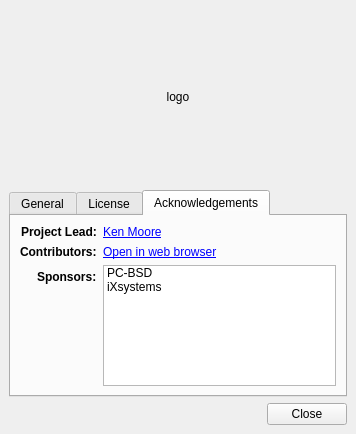
lumina-desktop/lumina, file src-qt5/core/lumina-info/MainUI.ui: the form before one commit.
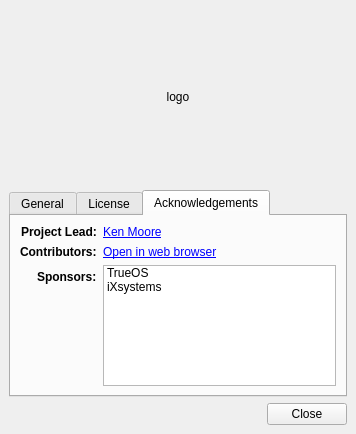
The form after the commit. The open tabs and pages were chosen to show the change. Icons and pictures are not drawn.

Diff of the .ui file:
```diff
--- a/src-qt5/core/lumina-info/MainUI.ui
+++ b/src-qt5/core/lumina-info/MainUI.ui
@@ -356,7 +356,7 @@
           </property>
           <item>
            <property name="text">
-            <string notr="true">PC-BSD</string>
+            <string notr="true">TrueOS</string>
            </property>
            <property name="toolTip">
             <string notr="true">www.pcbsd.org</string>
```
